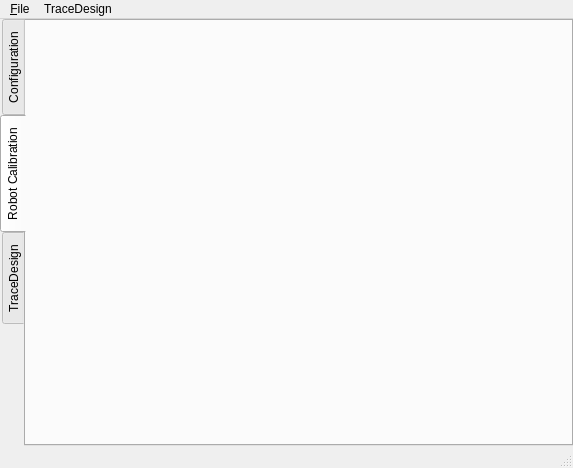
The window that gui/MainWindow.ui (Kaldie/GeRoBot) describes before a commit, drawn with Qt 5.
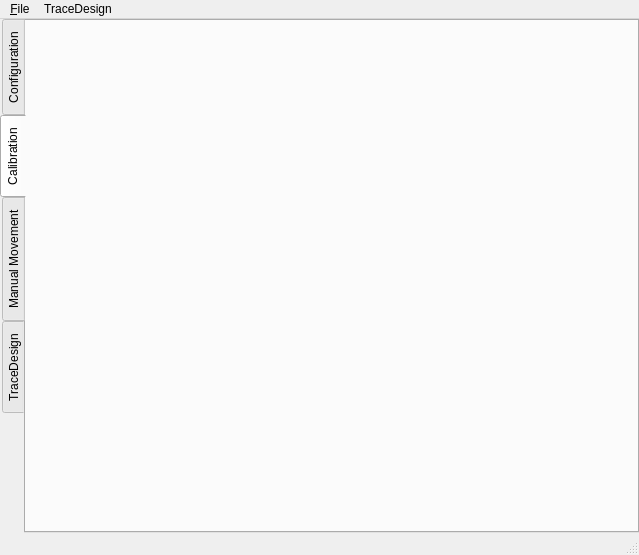
The same window after the commit. The open tabs and pages were chosen to show the change.

```diff
--- a/gui/MainWindow.ui
+++ b/gui/MainWindow.ui
@@ -6,8 +6,8 @@
    <rect>
     <x>0</x>
     <y>0</y>
-    <width>573</width>
-    <height>468</height>
+    <width>639</width>
+    <height>555</height>
    </rect>
   </property>
   <property name="windowTitle">
@@ -72,7 +72,13 @@
       </widget>
       <widget class="QWidget" name="robotMovementTab">
        <attribute name="title">
-        <string>Robot Calibration</string>
+        <string>Calibration</string>
+       </attribute>
+       <layout class="QHBoxLayout" name="horizontalLayout_3"/>
+      </widget>
+      <widget class="QWidget" name="movementTab">
+       <attribute name="title">
+        <string>Manual Movement</string>
        </attribute>
        <layout class="QHBoxLayout" name="horizontalLayout_2"/>
       </widget>
@@ -92,7 +98,7 @@
     <rect>
      <x>0</x>
      <y>0</y>
-     <width>573</width>
+     <width>639</width>
      <height>25</height>
     </rect>
    </property>
```
Left out of the diff: 4 changed lines with no effect on the pictures.
